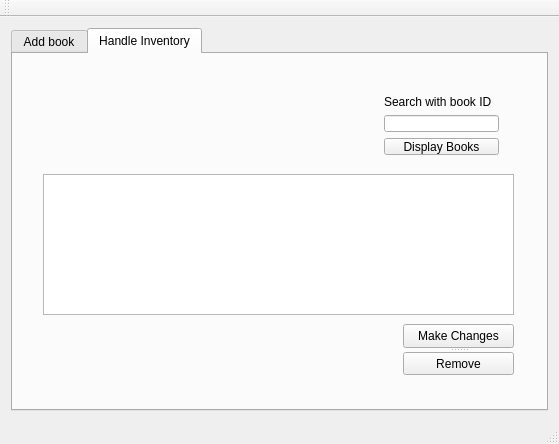
Above: QT/AdminTool/mainwindow.ui from henklin/bookishelf before the change. Below: the same form after it.
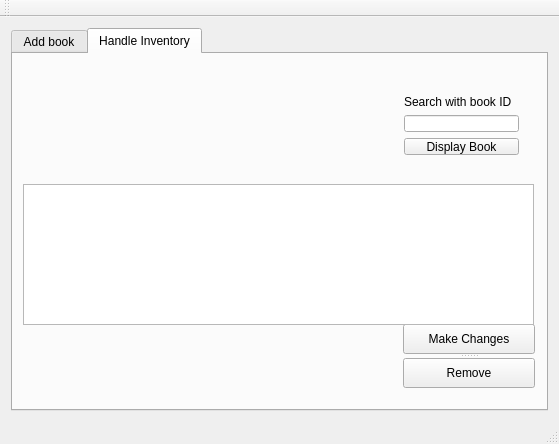
That is the form after the change.

The edit to the form file:
```diff
--- a/QT/AdminTool/mainwindow.ui
+++ b/QT/AdminTool/mainwindow.ui
@@ -114,23 +114,13 @@
        <attribute name="title">
         <string>Handle Inventory</string>
        </attribute>
-       <widget class="QTableWidget" name="tableWidget">
-        <property name="geometry">
-         <rect>
-          <x>30</x>
-          <y>120</y>
-          <width>471</width>
-          <height>141</height>
-         </rect>
-        </property>
-       </widget>
        <widget class="QSplitter" name="splitter_7">
         <property name="geometry">
          <rect>
           <x>390</x>
           <y>270</y>
-          <width>111</width>
-          <height>51</height>
+          <width>132</width>
+          <height>64</height>
          </rect>
         </property>
         <property name="orientation">
@@ -147,10 +137,10 @@
          </property>
         </widget>
        </widget>
-       <widget class="QWidget" name="">
+       <widget class="QWidget" name="layoutWidget">
         <property name="geometry">
          <rect>
-          <x>360</x>
+          <x>380</x>
           <y>30</y>
           <width>137</width>
           <height>82</height>
@@ -170,12 +160,22 @@
          <item>
           <widget class="QPushButton" name="pushButton">
            <property name="text">
-            <string>Display Books</string>
+            <string>Display Book</string>
            </property>
           </widget>
          </item>
         </layout>
        </widget>
+       <widget class="QTableWidget" name="tableWidget">
+        <property name="geometry">
+         <rect>
+          <x>10</x>
+          <y>130</y>
+          <width>511</width>
+          <height>141</height>
+         </rect>
+        </property>
+       </widget>
       </widget>
      </widget>
     </item>
```
